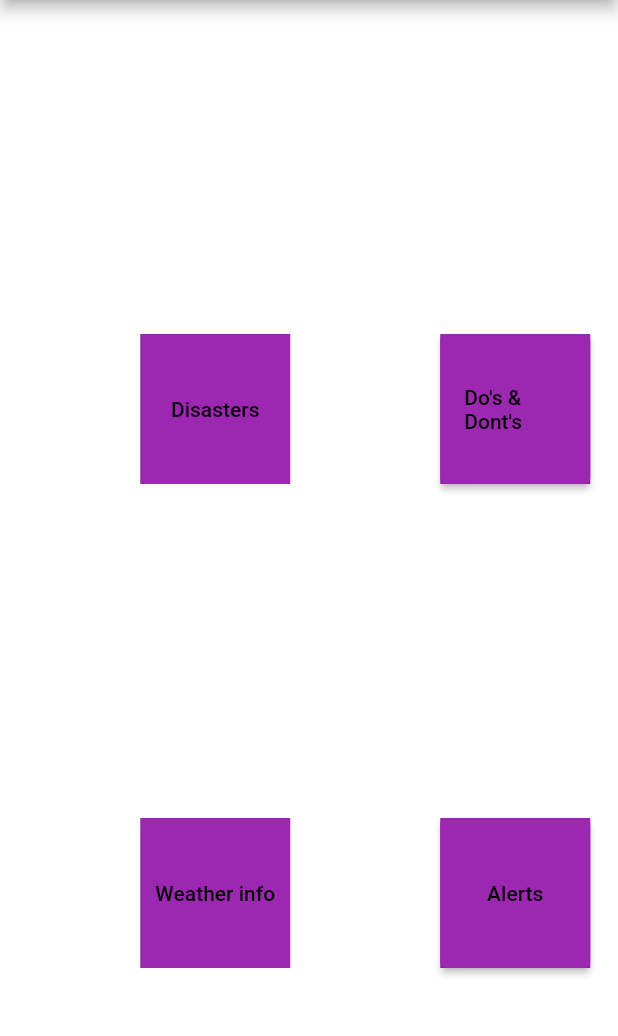
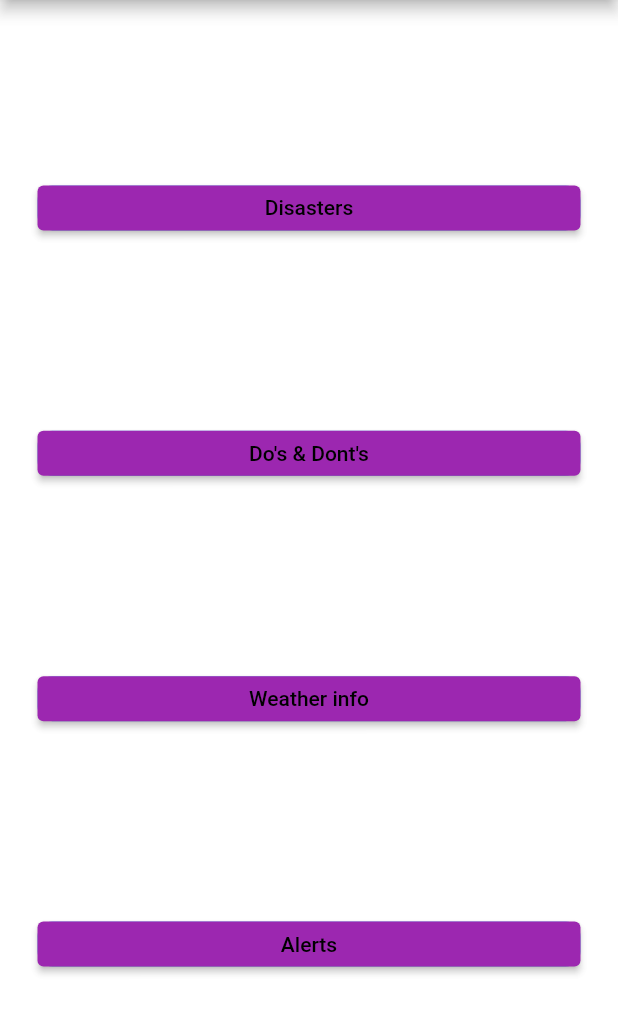
Before and after one commit to Rudalph/Flutter_pbl, a Flutter app: the screen it shows after launch, on a phone screen of 412 x 824 dp, the part 84-1120 px from its top. Run offline on Flutter 3.47's test engine with Material 2 defaults, Android fonts, the phone set to English and light mode, and no system bars; our stand-ins replace font_awesome_flutter.

Commit message:
UI changes for home screen

```diff
--- a/lib/main.dart
+++ b/lib/main.dart
@@ -27,7 +27,7 @@ class HomeScreen extends StatelessWidget {
     return MaterialApp(
       title: "Disaster Management System",
       home: Scaffold(
-        backgroundColor: Colors.white,
+        backgroundColor: Colors.white38,
         appBar: AppBar(
           title: const Text(
             "Dis-Man-Sym",
@@ -41,20 +41,23 @@ class HomeScreen extends StatelessWidget {
         ),
         body: Column(
           mainAxisAlignment: MainAxisAlignment.spaceEvenly,
-          children: [
-            Row(
-              mainAxisAlignment: MainAxisAlignment.center,
+          crossAxisAlignment: CrossAxisAlignment.center,
           children: [
             Container(
-                  margin: const EdgeInsets.only(top: 100, left: 75),
-                  height: 100,
-                  width: 100,
-                  color: Colors.purple,
-                  child: TextButton(
+              margin: EdgeInsets.fromLTRB(25, 10, 25, 10),
+              width: double.infinity,
+              height: 30,
+              decoration: BoxDecoration(
+                color: Colors.blue[300],
+                borderRadius: BorderRadius.circular(10),
+              ),
+              child: ElevatedButton(
+                style: ButtonStyle(
+                    backgroundColor: MaterialStateProperty.all(Colors.purple),
+                    foregroundColor: MaterialStateProperty.all(Colors.black)),
                 onPressed: () {
                   Navigator.of(context).push(
-                        MaterialPageRoute(
-                            builder: (context) => DisastersScreen()),
+                    MaterialPageRoute(builder: (context) => DisastersScreen()),
                   );
                 },
                 child: const Text("Disasters",
@@ -62,16 +65,17 @@ class HomeScreen extends StatelessWidget {
               ),
             ),
             Container(
-                  margin: const EdgeInsets.only(top: 100, left: 100),
-                  height: 100,
-                  width: 100,
-                  color: Colors.purple,
+              margin: EdgeInsets.fromLTRB(25, 10, 25, 10),
+              width: double.infinity,
+              height: 30,
+              decoration: BoxDecoration(
+                color: Colors.blue[300],
+                borderRadius: BorderRadius.circular(10),
+              ),
               child: ElevatedButton(
                   style: ButtonStyle(
-                          backgroundColor:
-                              MaterialStateProperty.all(Colors.purple),
-                          foregroundColor:
-                              MaterialStateProperty.all(Colors.black)),
+                      backgroundColor: MaterialStateProperty.all(Colors.purple),
+                      foregroundColor: MaterialStateProperty.all(Colors.black)),
                   child: const Text("Do's & Dont's"),
                   onPressed: () {
                     Navigator.of(context).push(
@@ -80,21 +84,21 @@ class HomeScreen extends StatelessWidget {
                     );
                   }),
             ),
-              ],
+            Container(
+              margin: EdgeInsets.fromLTRB(25, 10, 25, 10),
+              width: double.infinity,
+              height: 30,
+              decoration: BoxDecoration(
+                color: Colors.blue[300],
+                borderRadius: BorderRadius.circular(10),
               ),
-            Row(
-              mainAxisAlignment: MainAxisAlignment.center,
-              children: [
-                Container(
-                  margin: const EdgeInsets.only(top: 100, left: 75),
-                  height: 100,
-                  width: 100,
-                  color: Colors.purple,
-                  child: TextButton(
+              child: ElevatedButton(
+                style: ButtonStyle(
+                    backgroundColor: MaterialStateProperty.all(Colors.purple),
+                    foregroundColor: MaterialStateProperty.all(Colors.black)),
                 onPressed: () {
                   Navigator.of(context).push(
-                        MaterialPageRoute(
-                            builder: (context) => WeatherScreen()),
+                    MaterialPageRoute(builder: (context) => WeatherScreen()),
                   );
                 },
                 child: const Text("Weather info",
@@ -102,16 +106,17 @@ class HomeScreen extends StatelessWidget {
               ),
             ),
             Container(
-                  margin: const EdgeInsets.only(top: 100, left: 100),
-                  height: 100,
-                  width: 100,
-                  color: Colors.purple,
+              margin: EdgeInsets.fromLTRB(25, 10, 25, 10),
+              width: double.infinity,
+              height: 30,
+              decoration: BoxDecoration(
+                color: Colors.blue[300],
+                borderRadius: BorderRadius.circular(10),
+              ),
               child: ElevatedButton(
                   style: ButtonStyle(
-                          backgroundColor:
-                              MaterialStateProperty.all(Colors.purple),
-                          foregroundColor:
-                              MaterialStateProperty.all(Colors.black)),
+                      backgroundColor: MaterialStateProperty.all(Colors.purple),
+                      foregroundColor: MaterialStateProperty.all(Colors.black)),
                   child: const Text("Alerts"),
                   onPressed: () {
                     Navigator.of(context).push(
@@ -121,8 +126,6 @@ class HomeScreen extends StatelessWidget {
             ),
           ],
         ),
-          ],
-        ),
       ),
     );
   }
```
Lines whose indentation alone changed are shown as unchanged.
